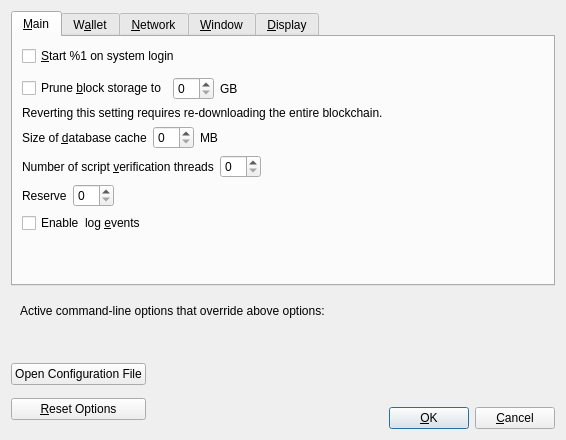
First picture: the form in src/qt/forms/optionsdialog.ui, repository qtumproject/qtum, before the edit.
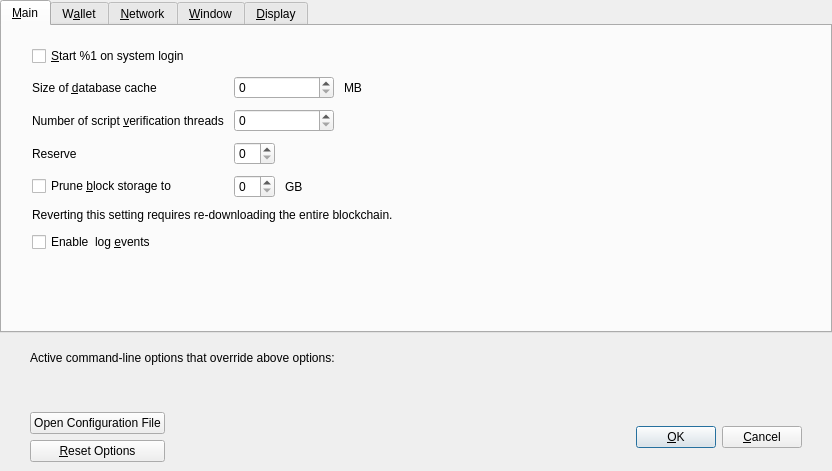
Second picture: the form after the edit. Custom widgets are drawn as their Qt base class.

```diff
--- a/src/qt/forms/optionsdialog.ui
+++ b/src/qt/forms/optionsdialog.ui
@@ -6,8 +6,8 @@
    <rect>
     <x>0</x>
     <y>0</y>
-    <width>566</width>
-    <height>440</height>
+    <width>832</width>
+    <height>471</height>
    </rect>
   </property>
   <property name="windowTitle">
@@ -17,6 +17,18 @@
    <bool>true</bool>
   </property>
   <layout class="QVBoxLayout" name="verticalLayout">
+   <property name="leftMargin">
+    <number>0</number>
+   </property>
+   <property name="topMargin">
+    <number>0</number>
+   </property>
+   <property name="rightMargin">
+    <number>0</number>
+   </property>
+   <property name="bottomMargin">
+    <number>0</number>
+   </property>
    <item>
     <widget class="QTabWidget" name="tabWidget">
      <property name="currentIndex">
@@ -26,7 +38,22 @@
       <attribute name="title">
        <string>&amp;Main</string>
       </attribute>
-      <layout class="QVBoxLayout" name="verticalLayout_Main">
+      <layout class="QVBoxLayout" name="verticalLayout_3">
+       <property name="spacing">
+        <number>10</number>
+       </property>
+       <property name="leftMargin">
+        <number>30</number>
+       </property>
+       <property name="topMargin">
+        <number>20</number>
+       </property>
+       <property name="rightMargin">
+        <number>30</number>
+       </property>
+       <property name="bottomMargin">
+        <number>20</number>
+       </property>
        <item>
         <widget class="QCheckBox" name="bitcoinAtStartup">
          <property name="toolTip">
@@ -38,59 +65,11 @@
         </widget>
        </item>
        <item>
-        <spacer name="horizontalSpacer_0_Main">
-         <property name="orientation">
-          <enum>Qt::Horizontal</enum>
+        <layout class="QGridLayout" name="gridLayout">
+         <property name="verticalSpacing">
+          <number>10</number>
          </property>
-         <property name="sizeHint" stdset="0">
-          <size>
-           <width>40</width>
-           <height>5</height>
-          </size>
-         </property>
-        </spacer>
-       </item>
-       <item>
-       <layout class="QHBoxLayout" name="horizontalLayout_Main_Prune">
-        <item>
-         <widget class="QCheckBox" name="prune">
-          <property name="toolTip">
-           <string>Disables some advanced features but all blocks will still be fully validated. Reverting this setting requires re-downloading the entire blockchain. Actual disk usage may be somewhat higher.</string>
-          </property>
-          <property name="text">
-           <string>Prune &amp;block storage to</string>
-          </property>
-         </widget>
-        </item>
-        <item>
-         <widget class="QSpinBox" name="pruneSize"/>
-        </item>
-         <item>
-          <widget class="QLabel" name="pruneSizeUnitLabel">
-           <property name="text">
-            <string>GB</string>
-           </property>
-           <property name="textFormat">
-            <enum>Qt::PlainText</enum>
-           </property>
-          </widget>
-         </item>
-         <item>
-          <spacer name="horizontalSpacer_Main_Prune">
-           <property name="orientation">
-            <enum>Qt::Horizontal</enum>
-           </property>
-           <property name="sizeHint" stdset="0">
-            <size>
-             <width>40</width>
-             <height>20</height>
-            </size>
-           </property>
-          </spacer>
-         </item>
-        </layout>
-       </item>
-       <item>
+         <item row="4" column="0" colspan="2">
         <widget class="QLabel" name="pruneWarning">
          <property name="text">
           <string>Reverting this setting requires re-downloading the entire blockchain.</string>
@@ -100,24 +79,44 @@
          </property>
         </widget>
        </item>
-       <item>
+         <item row="1" column="0">
+          <widget class="QLabel" name="threadsScriptVerifLabel">
+           <property name="text">
+            <string>Number of script &amp;verification threads</string>
+           </property>
+           <property name="textFormat">
+            <enum>Qt::PlainText</enum>
+           </property>
+           <property name="buddy">
+            <cstring>threadsScriptVerif</cstring>
+           </property>
+          </widget>
+         </item>
+         <item row="2" column="0">
+          <widget class="QLabel" name="reserveBalanceLabel">
+           <property name="text">
+            <string>Reserve</string>
+           </property>
+           <property name="textFormat">
+            <enum>Qt::PlainText</enum>
+           </property>
+           <property name="buddy">
+            <cstring>threadsScriptVerif</cstring>
+           </property>
+          </widget>
+         </item>
+         <item row="0" column="1">
         <layout class="QHBoxLayout" name="horizontalLayout_2_Main">
          <item>
-          <widget class="QLabel" name="databaseCacheLabel">
-           <property name="text">
-            <string>Size of &amp;database cache</string>
-           </property>
-           <property name="textFormat">
-            <enum>Qt::PlainText</enum>
-           </property>
-           <property name="buddy">
-            <cstring>databaseCache</cstring>
+            <widget class="QSpinBox" name="databaseCache">
+             <property name="minimumSize">
+              <size>
+               <width>100</width>
+               <height>0</height>
+              </size>
            </property>
           </widget>
          </item>
-         <item>
-          <widget class="QSpinBox" name="databaseCache"/>
-         </item>
          <item>
           <widget class="QLabel" name="databaseCacheUnitLabel">
            <property name="text">
@@ -143,12 +142,10 @@
          </item>
         </layout>
        </item>
-       <item>
-        <layout class="QHBoxLayout" name="horizontalLayout_Main_VerifyLabel">
-         <item>
-          <widget class="QLabel" name="threadsScriptVerifLabel">
+         <item row="0" column="0">
+          <widget class="QLabel" name="databaseCacheLabel">
            <property name="text">
-            <string>Number of script &amp;verification threads</string>
+            <string>Size of &amp;database cache</string>
            </property>
            <property name="textFormat">
             <enum>Qt::PlainText</enum>
@@ -158,43 +155,8 @@
            </property>
           </widget>
          </item>
-         <item>
-          <widget class="QSpinBox" name="threadsScriptVerif">
-           <property name="toolTip">
-            <string>(0 = auto, &lt;0 = leave that many cores free)</string>
-           </property>
-          </widget>
-         </item>
-         <item>
-          <spacer name="horizontalSpacer_Main_Threads">
-           <property name="orientation">
-            <enum>Qt::Horizontal</enum>
-           </property>
-           <property name="sizeHint" stdset="0">
-            <size>
-             <width>40</width>
-             <height>20</height>
-            </size>
-           </property>
-          </spacer>
-         </item>
-        </layout>
-       </item>
-       <item>
+         <item row="2" column="1">
         <layout class="QHBoxLayout" name="horizontalLayout_3_Main_3">
-         <item>
-          <widget class="QLabel" name="reserveBalanceLabel">
-           <property name="text">
-            <string>Reserve</string>
-           </property>
-           <property name="textFormat">
-            <enum>Qt::PlainText</enum>
-           </property>
-           <property name="buddy">
-            <cstring>threadsScriptVerif</cstring>
-           </property>
-          </widget>
-         </item>
          <item>
           <widget class="BitcoinAmountField" name="reserveBalance">
            <property name="toolTip">
@@ -217,6 +179,78 @@
          </item>
         </layout>
        </item>
+         <item row="1" column="1">
+          <layout class="QHBoxLayout" name="horizontalLayout_3_Main">
+           <item>
+            <widget class="QSpinBox" name="threadsScriptVerif">
+             <property name="minimumSize">
+              <size>
+               <width>100</width>
+               <height>0</height>
+              </size>
+             </property>
+             <property name="toolTip">
+              <string>(0 = auto, &lt;0 = leave that many cores free)</string>
+             </property>
+            </widget>
+           </item>
+           <item>
+            <spacer name="horizontalSpacer_3_Main">
+             <property name="orientation">
+              <enum>Qt::Horizontal</enum>
+             </property>
+             <property name="sizeHint" stdset="0">
+              <size>
+               <width>40</width>
+               <height>20</height>
+              </size>
+             </property>
+            </spacer>
+           </item>
+          </layout>
+         </item>
+         <item row="3" column="0">
+          <widget class="QCheckBox" name="prune">
+           <property name="toolTip">
+            <string>Disables some advanced features but all blocks will still be fully validated. Reverting this setting requires re-downloading the entire blockchain. Actual disk usage may be somewhat higher.</string>
+           </property>
+           <property name="text">
+            <string>Prune &amp;block storage to</string>
+           </property>
+          </widget>
+         </item>
+         <item row="3" column="1">
+          <layout class="QHBoxLayout" name="horizontalLayout_Main_Prune">
+           <item>
+            <widget class="QSpinBox" name="pruneSize"/>
+           </item>
+           <item>
+            <widget class="QLabel" name="pruneSizeUnitLabel">
+             <property name="text">
+              <string>GB</string>
+             </property>
+             <property name="textFormat">
+              <enum>Qt::PlainText</enum>
+             </property>
+            </widget>
+           </item>
+           <item>
+            <spacer name="horizontalSpacer_Main_Prune">
+             <property name="orientation">
+              <enum>Qt::Horizontal</enum>
+             </property>
+             <property name="sizeHint" stdset="0">
+              <size>
+               <width>40</width>
+               <height>20</height>
+              </size>
+             </property>
+            </spacer>
+           </item>
+          </layout>
+         </item>
+        </layout>
+       </item>
        <item>
         <widget class="QCheckBox" name="logEvents">
          <property name="text">
@@ -774,6 +808,12 @@
    <item>
     <widget class="QFrame" name="frame">
      <layout class="QVBoxLayout" name="verticalLayout_Bottom">
+      <property name="leftMargin">
+       <number>30</number>
+      </property>
+      <property name="rightMargin">
+       <number>30</number>
+      </property>
       <item>
        <layout class="QHBoxLayout" name="horizontalLayout_Bottom">
         <item>
@@ -818,7 +858,14 @@
     </widget>
    </item>
    <item>
-    <layout class="QHBoxLayout" name="horizontalLayout_Buttons">
+    <widget class="QWidget" name="buttonsContainerWhite" native="true">
+     <layout class="QHBoxLayout" name="horizontalLayout_2">
+      <property name="leftMargin">
+       <number>30</number>
+      </property>
+      <property name="rightMargin">
+       <number>30</number>
+      </property>
      <item>
       <layout class="QVBoxLayout" name="verticalLayout_Buttons">
        <item>
@@ -850,14 +897,14 @@
       </layout>
      </item>
      <item>
-      <spacer name="horizontalSpacer_1">
+       <spacer name="horizontalSpacer_3">
        <property name="orientation">
         <enum>Qt::Horizontal</enum>
        </property>
        <property name="sizeHint" stdset="0">
         <size>
-         <width>40</width>
-         <height>48</height>
+          <width>20</width>
+          <height>20</height>
         </size>
        </property>
       </spacer>
@@ -888,35 +935,18 @@
       </widget>
      </item>
      <item>
-      <spacer name="horizontalSpacer_2">
+       <spacer name="horizontalSpacer">
        <property name="orientation">
         <enum>Qt::Horizontal</enum>
        </property>
        <property name="sizeHint" stdset="0">
         <size>
-         <width>40</width>
-         <height>48</height>
-        </size>
-       </property>
-      </spacer>
-     </item>
-     <item>
-      <layout class="QVBoxLayout" name="verticalLayout_4">
-       <item>
-        <spacer name="verticalSpacer">
-         <property name="orientation">
-          <enum>Qt::Vertical</enum>
-         </property>
-         <property name="sizeHint" stdset="0">
-          <size>
            <width>20</width>
-           <height>40</height>
+          <height>20</height>
           </size>
          </property>
         </spacer>
        </item>
-       <item>
-        <layout class="QHBoxLayout" name="horizontalLayout">
          <item>
           <widget class="QPushButton" name="okButton">
            <property name="text">
@@ -941,10 +971,7 @@
           </widget>
          </item>
         </layout>
-       </item>
-      </layout>
-     </item>
-    </layout>
+    </widget>
    </item>
   </layout>
  </widget>
```
Left out of the diff: 116 changed lines with no effect on the pictures. Lines whose indentation alone changed are shown as unchanged.
